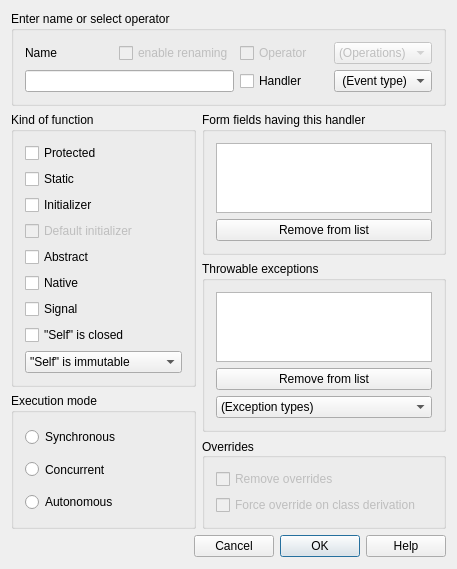
This is lavape/src/LavaPE_UI/idd_funcbox.ui in berkus/lavape as Qt 5 draws it before an edit. The edited form follows.
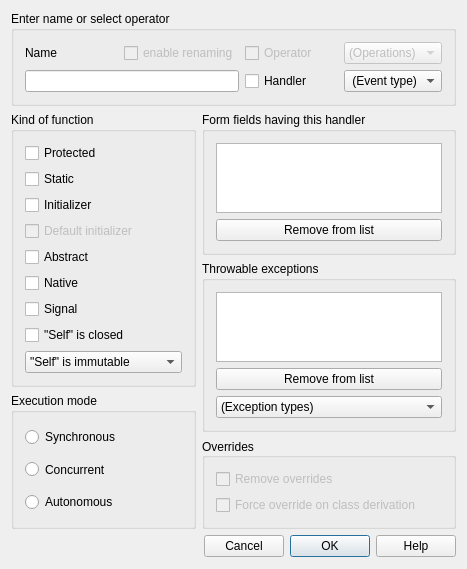
This is the edited form.

Commit message: keyword toolbar, dialog formatting

```diff
--- a/lavape/src/LavaPE_UI/idd_funcbox.ui
+++ b/lavape/src/LavaPE_UI/idd_funcbox.ui
@@ -6,10 +6,16 @@
    <rect>
     <x>0</x>
     <y>0</y>
-    <width>457</width>
-    <height>532</height>
+    <width>467</width>
+    <height>511</height>
    </rect>
   </property>
+  <property name="sizePolicy">
+   <sizepolicy hsizetype="Fixed" vsizetype="Fixed">
+    <horstretch>0</horstretch>
+    <verstretch>0</verstretch>
+   </sizepolicy>
+  </property>
   <property name="windowTitle">
    <string>Function</string>
   </property>
@@ -436,7 +442,7 @@
      <item>
       <widget class="QGroupBox" name="groupBox">
        <property name="sizePolicy">
-        <sizepolicy hsizetype="Expanding" vsizetype="Minimum">
+        <sizepolicy hsizetype="Preferred" vsizetype="Preferred">
          <horstretch>0</horstretch>
          <verstretch>0</verstretch>
         </sizepolicy>
@@ -480,7 +486,7 @@
      <item>
       <widget class="QGroupBox" name="GroupBox_IDC_STATIC24">
        <property name="sizePolicy">
-        <sizepolicy hsizetype="Expanding" vsizetype="Minimum">
+        <sizepolicy hsizetype="Preferred" vsizetype="Fixed">
          <horstretch>0</horstretch>
          <verstretch>0</verstretch>
         </sizepolicy>
@@ -560,7 +566,7 @@
      <item>
       <widget class="QGroupBox" name="GroupBox_IDC_STATIC25">
        <property name="sizePolicy">
-        <sizepolicy hsizetype="Expanding" vsizetype="Minimum">
+        <sizepolicy hsizetype="Preferred" vsizetype="Fixed">
          <horstretch>0</horstretch>
          <verstretch>0</verstretch>
         </sizepolicy>
@@ -587,7 +593,7 @@
            <bool>false</bool>
           </property>
           <property name="sizePolicy">
-           <sizepolicy hsizetype="Preferred" vsizetype="Preferred">
+           <sizepolicy hsizetype="Preferred" vsizetype="Fixed">
             <horstretch>0</horstretch>
             <verstretch>0</verstretch>
            </sizepolicy>
@@ -606,7 +612,7 @@
            <bool>false</bool>
           </property>
           <property name="sizePolicy">
-           <sizepolicy hsizetype="Fixed" vsizetype="Preferred">
+           <sizepolicy hsizetype="Preferred" vsizetype="Fixed">
             <horstretch>0</horstretch>
             <verstretch>0</verstretch>
            </sizepolicy>
```
Left out of the diff: 5 changed lines with no effect on the pictures. The commit also changes 2 other files.
